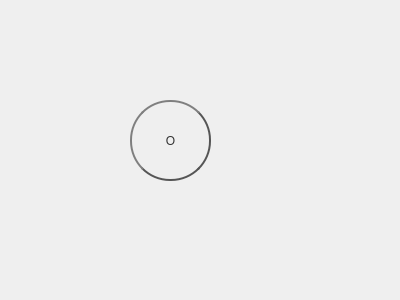
NinzaRJ01/fire-canvas, file designs/FloatingColorSelectionComponent.ui: the form before one commit.
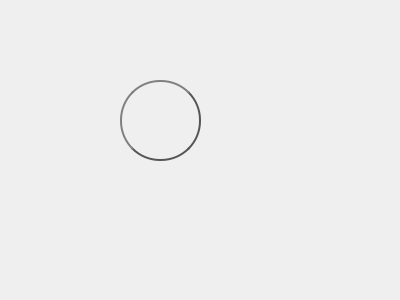
The form after the commit. Icons and pictures are not drawn.

Commit message: Intialized : Qt Design(.ui) Files

What changed in the file:
```diff
--- a/designs/FloatingColorSelectionComponent.ui
+++ b/designs/FloatingColorSelectionComponent.ui
@@ -16,8 +16,8 @@
   <widget class="QStackedWidget" name="stackedWidget">
    <property name="geometry">
     <rect>
-     <x>50</x>
-     <y>10</y>
+     <x>40</x>
+     <y>-10</y>
      <width>261</width>
      <height>251</height>
     </rect>
@@ -101,7 +101,7 @@
     }</string>
      </property>
      <property name="text">
-      <string>O</string>
+      <string/>
      </property>
     </widget>
    </widget>
```
Left out of the diff: 3 changed lines with no effect on the pictures. The commit also changes 2 other files.
